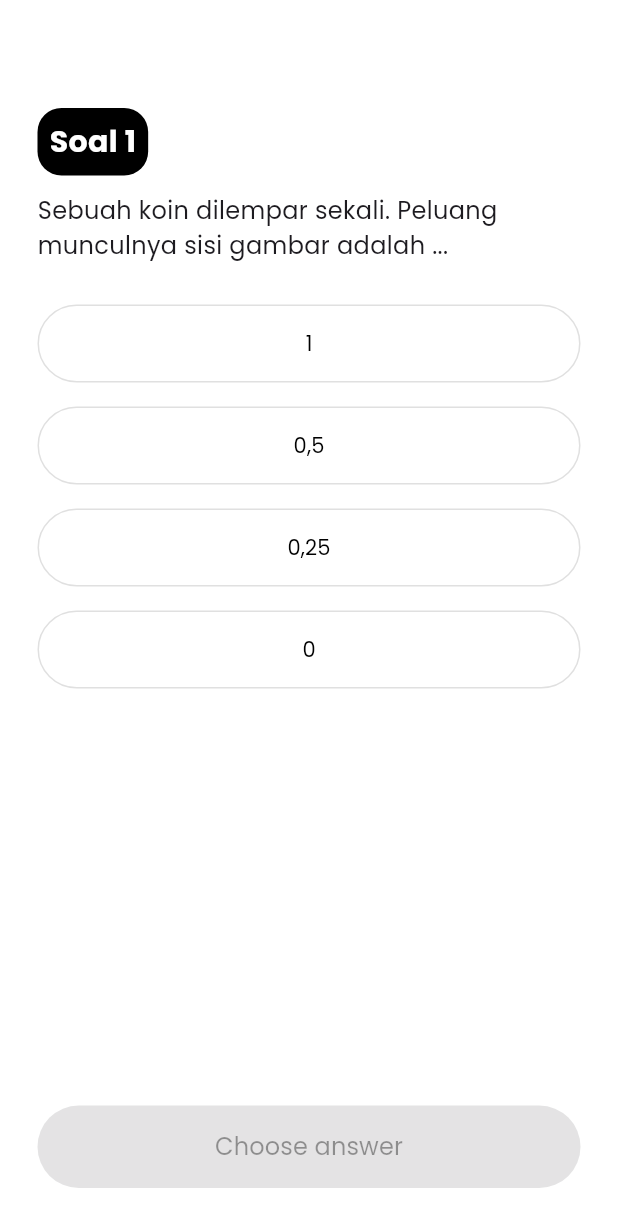
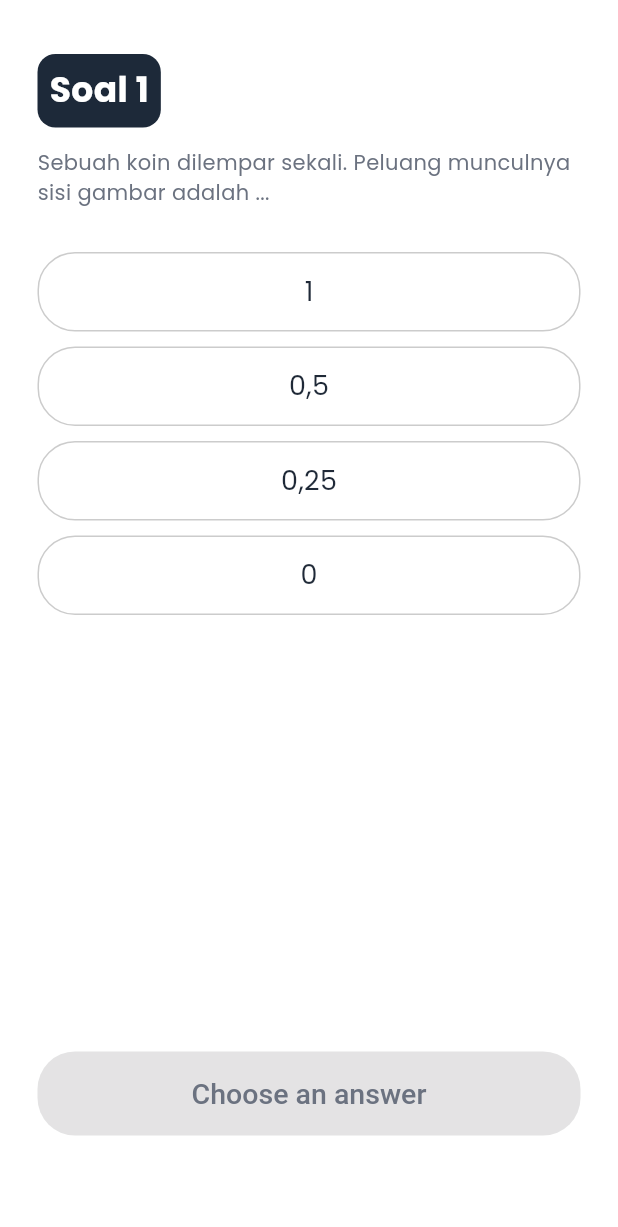
Before and after one commit to Fachryss/PropApp, a Flutter app: the MultipleChoicePage screen opened by its route, on a phone screen of 412 x 824 dp. Shown: the top 1227 px of the screen. Run offline on Flutter 3.47's test engine with Material 3 defaults, Android fonts, the phone set to English and light mode, and no system bars; our stand-ins replace shared_preferences; accounts and stored records are empty.

Commit message:
pembenaran ui pemilihan ganda dan rekap jawaban

```diff
--- a/lib/main.dart
+++ b/lib/main.dart
@@ -43,7 +43,7 @@ class MiniEduApp extends StatelessWidget {
           titleLarge: TextStyle(fontFamily: 'Poppins'),
         ),
       ),
-      home: KesimpulanRecap(),
+      home: MultipleChoicePage(),
       routes: appRoutes,
     );
   }
--- a/lib/screen/multiple_choice_page.dart
+++ b/lib/screen/multiple_choice_page.dart
@@ -14,6 +14,8 @@ class MultipleChoicePage extends StatefulWidget {
 class _MultipleChoicePageState extends State<MultipleChoicePage> {
   int currentQuestionIndex = 0;
   int? selectedAnswer;
+  bool get hasSelect => selectedAnswer != null;
+
   List<int?> userAnswers = List.filled(questions.length, null);
 
   void onSelectAnswer(int index) {
@@ -39,99 +41,158 @@ class _MultipleChoicePageState extends State<MultipleChoicePage> {
     }
   }
 
+  Widget _buildOptionButton(String option, int index) {
+    final isSelected = selectedAnswer == index;
+
+    return InkWell(
+      onTap: () {
+        setState(() {
+          selectedAnswer = isSelected ? null : index;
+          userAnswers[currentQuestionIndex] = selectedAnswer;
+        });
+      },
+      child: AnimatedContainer(
+        duration: const Duration(milliseconds: 300),
+        curve: Curves.easeInOut,
+        width: double.infinity,
+        height: 53,
+        margin: const EdgeInsets.only(bottom: 10),
+        decoration: BoxDecoration(
+          color: isSelected ? const Color(0xFF1F2937) : Colors.white,
+          borderRadius: BorderRadius.circular(25),
+          border: Border.all(
+            color: Colors.black.withOpacity(0.2),
+            width: 1,
+          ),
+        ),
+        child: Center(
+          child: Text(
+            option,
+            style: TextStyle(
+              fontSize: 18,
+              fontWeight: isSelected ? FontWeight.w600 : FontWeight.w500,
+              color: isSelected ? Colors.white : const Color(0xFF1F2937),
+            ),
+          ),
+        ),
+      ),
+    );
+  }
+
   @override
   Widget build(BuildContext context) {
     final question = questions[currentQuestionIndex];
 
     return Scaffold(
       backgroundColor: Colors.white, // Ganti background jadi putih
-      body: Padding(
-        padding: const EdgeInsets.fromLTRB(
-            25, 48, 25, 16), // Tambahkan top padding untuk pengganti AppBar
+      body: SafeArea(
+          child: Padding(
+        padding: const EdgeInsets.fromLTRB(25, 20, 25, 51),
         child: Column(
           crossAxisAlignment: CrossAxisAlignment.start,
           children: [
             SizedBox(
-              height: 24,
+              height: 16,
             ),
             Container(
-              padding: const EdgeInsets.symmetric(horizontal: 8, vertical: 8),
+              padding: const EdgeInsets.fromLTRB(8, 8, 8, 8),
               decoration: BoxDecoration(
-                color: Colors.black,
-                borderRadius: BorderRadius.circular(16),
+                color: const Color(0xFF1D2939),
+                borderRadius: BorderRadius.circular(12),
               ),
               child: Text(
                 'Soal ${currentQuestionIndex + 1}',
                 style: const TextStyle(
+                    fontSize: 23,
+                    fontWeight: FontWeight.w600,
                     color: Colors.white,
-                    fontWeight: FontWeight.w600,
-                    fontSize: 20,
                     fontFamily: 'Poppins'),
               ),
             ),
-            const SizedBox(height: 12),
+            const SizedBox(height: 13),
             Text(
               question.questionText,
               style: const TextStyle(
-                fontSize: 16,
-                fontFamily: 'Poppins',
+                fontSize: 14,
+                fontWeight: FontWeight.w500,
+                color: Color(0xFF6B7280),
               ),
               textAlign: TextAlign.start,
             ),
-            const SizedBox(height: 20),
-            for (int i = 0; i < question.options.length; i++)
-              Padding(
-                padding: const EdgeInsets.symmetric(vertical: 8),
-                child: SizedBox(
-                  width: double.infinity,
-                  child: OutlinedButton(
-                    onPressed: () => onSelectAnswer(i),
-                    style: OutlinedButton.styleFrom(
-                      backgroundColor:
-                          selectedAnswer == i ? Colors.black87 : Colors.white,
-                      foregroundColor:
-                          selectedAnswer == i ? Colors.white : Colors.black,
-                      shape: RoundedRectangleBorder(
-                        borderRadius: BorderRadius.circular(30),
-                      ),
-                      side: const BorderSide(color: Colors.black12),
-                      padding: const EdgeInsets.symmetric(vertical: 16),
-                    ),
-                    child: Text(question.options[i]),
-                  ),
+            const SizedBox(height: 30),
+            Column(
+              children: List.generate(
+                question.options.length,
+                (index) => _buildOptionButton(question.options[index], index),
               ),
             ),
             const Spacer(),
-            ElevatedButton(
+            AnimatedContainer(
+                height: 56,
+                width: double.infinity,
+                duration: const Duration(milliseconds: 200),
+                curve: Curves.easeInOut,
+                transform: hasSelect
+                    ? (Matrix4.identity()..scale(1.01))
+                    : (Matrix4.identity()..scale(1.0)),
+                // onPressed: selectedAnswer != null ? onNext : null,
+                // style: ElevatedButton.styleFrom(
+                //   backgroundColor: selectedAnswer != null
+                //       ? Colors.black87
+                //       : Colors.grey.shade300,
+                //   padding: const EdgeInsets.symmetric(vertical: 16),
+                //   shape: RoundedRectangleBorder(
+                //     borderRadius: BorderRadius.circular(30),
+                //   ),
+                //   minimumSize: const Size.fromHeight(50),
+                // ),
+                child: ElevatedButton(
                   onPressed: selectedAnswer != null ? onNext : null,
                   style: ElevatedButton.styleFrom(
-                backgroundColor: selectedAnswer != null
-                    ? Colors.black87
-                    : Colors.grey.shade300,
-                padding: const EdgeInsets.symmetric(vertical: 16),
+                    backgroundColor:
+                        hasSelect ? Color(0xFF1D2939) : Color(0xFFF3F4F6),
+                    foregroundColor: Colors.white,
+                    elevation: 0,
                     shape: RoundedRectangleBorder(
-                  borderRadius: BorderRadius.circular(30),
+                      borderRadius: BorderRadius.circular(25),
                     ),
-                minimumSize: const Size.fromHeight(50),
+                  ),
+                  child: AnimatedDefaultTextStyle(
+                    duration: const Duration(milliseconds: 300),
+                    curve: Curves.easeInOut,
+                    style: TextStyle(
+                      fontSize: hasSelect ? 20 : 19,
+                      fontWeight: hasSelect ? FontWeight.w600 : FontWeight.w500,
+                      color: hasSelect ? Colors.white : const Color(0xFF6B7280),
                     ),
                     child: Text(
                       currentQuestionIndex == questions.length - 1
-                    ? 'Selesai'
+                          ? (selectedAnswer != null
+                              ? 'Finish'
+                              : 'Choose an answer')
                           : (selectedAnswer != null
                               ? 'Next question'
-                        : 'Choose answer'),
-                style: TextStyle(
-                  color: selectedAnswer != null ? Colors.white : Colors.black38,
-                  fontFamily: 'Poppins',
-                  fontSize: 16,
+                              : 'Choose an answer'),
                     ),
                   ),
+                )
+                // Text(
+                // currentQuestionIndex == questions.length - 1
+                //     ? 'Selesai'
+                //     : (selectedAnswer != null
+                //         ? 'Next question'
+                //         : 'Choose answer'),
+                //   style: TextStyle(
+                //     color: selectedAnswer != null ? Colors.white : Colors.black38,
+                //     fontFamily: 'Poppins',
+                //     fontSize: 16,
+                //   ),
+                // ),
                 ),
             const SizedBox(height: 16),
           ],
-
         ),
-      ),
+      )),
     );
   }
 }
```
Also changed, not shown: lib/screen/summary_page.dart (+134 -103 lines). Lines whose indentation alone changed are shown as unchanged.
